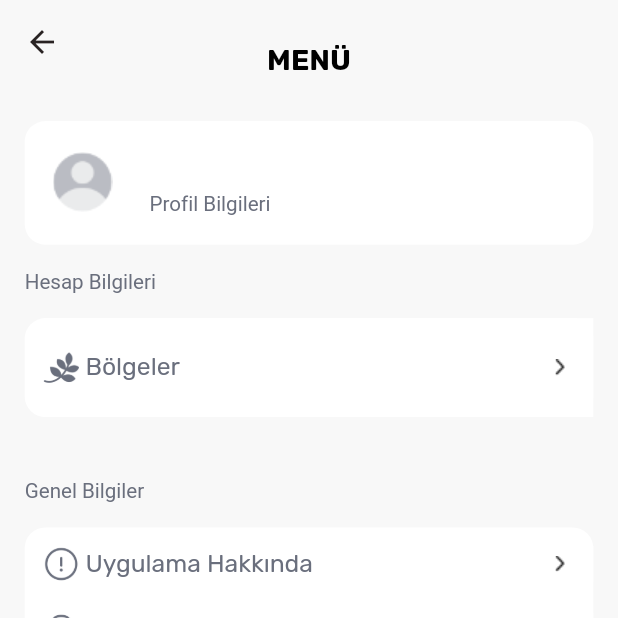
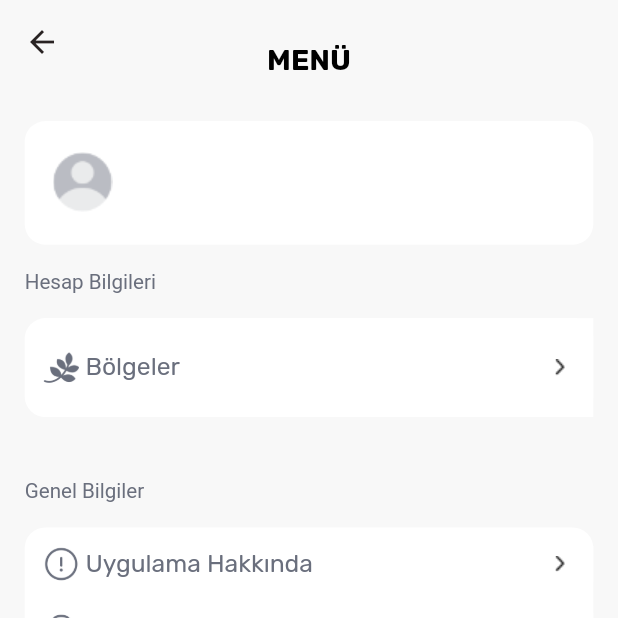
Before and after one commit to Palipa-Software/doxif, a Flutter app: the MenuScreen screen opened by its route, on a phone screen of 412 x 824 dp, the top half of it. Run offline on Flutter 3.47's test engine with Material 2 defaults, Android fonts, the phone set to English and light mode, and no system bars; drawn by our look-alikes of auto_size_text, flutter_bounceable; our stand-ins replace cloud_firestore, firebase_auth, firebase_core, firebase_database, fl_chart, flutter_localization and 6 more; missing offline and left inert: qr_code_scanner, search_page; accounts and stored records are empty.

Commit message:
revizeHomeScreen confirmed

```diff
--- a/lib/modules/homeScreen/home_screen.dart
+++ b/lib/modules/homeScreen/home_screen.dart
@@ -186,7 +186,7 @@ class HomeScreen extends GetView<HomeScreenController> {
                       icoPath: "regionIco.png",
                       textColor: const Color(0xff6A6F7D),
                       onTop: () {
-                        Get.to(AddRegion());
+                        Get.toNamed(Routes.ADDREGION);
                       },
                     ),
                     CustomChoiceContainer(
--- a/lib/modules/menuScreen/menu_screen.dart
+++ b/lib/modules/menuScreen/menu_screen.dart
@@ -72,27 +72,22 @@ class MenuScreen extends GetView<MenuScreenController> {
                                 if (snapshot.hasData) {
                                   Map<String, dynamic> data = snapshot.data!.data() as Map<String, dynamic>;
                                   controller.userName.value = data["name"];
-                                  return Text(
-                                    data["name"],
-                                    style: TextStyle(
-                                      fontSize: 13.5.sp,
-                                      fontFamily: "Rubik Bold",
-                                      fontWeight: FontWeight.w700,
+                                  return Padding(
+                                    padding:  EdgeInsets.only(top: 1.h),
+                                    child: Text(
+                                      data["name"],
+                                      style: TextStyle(
+                                        fontSize: 13.5.sp,
+                                        fontFamily: "Rubik Bold",
+                                        fontWeight: FontWeight.w700,
+                                      ),
                                     ),
                                   );
                                 }
                                 return const SizedBox();
                               }),
                           SizedBox(height: 0.5.h),
-                          Text(
-                            "Profil Bilgileri",
-                            style: TextStyle(
-                              color: const Color(0xff6A6F7D),
-                              fontSize: 10.sp,
-                              fontFamily: "Rubik Regular ",
-                              fontWeight: FontWeight.w400,
-                            ),
-                          ),
+
                         ],
                       ),
                     ),
@@ -120,7 +115,7 @@ class MenuScreen extends GetView<MenuScreenController> {
                 decoration: BoxDecoration(color: AppColors.white, borderRadius: BorderRadius.circular(10.sp)),
                 child: CustomRowMenu2(
                   text: "Bölgeler",
-                  ontop: () {},
+                  ontop: () {Get.toNamed(Routes.HOME);},
                   pathImage: "assets/images/regionIco.png",
                 ),
               ),
--- a/lib/shared/widgets/plant_detail_card.dart
+++ b/lib/shared/widgets/plant_detail_card.dart
@@ -38,7 +38,9 @@ class PlantDetailCard extends StatelessWidget {
             children: [
               Row(
                 children: [
-                  Container(
+                  Padding(
+                    padding: EdgeInsets.symmetric(vertical: 1.5.h),
+                    child: Container(
                       height: 8.h,
                       width: 18.w,
                       decoration: BoxDecoration(
@@ -49,6 +51,7 @@ class PlantDetailCard extends StatelessWidget {
                         AssetImage("assets/images/${icoPath}"),
                         color: icoColor,
                       )),
+                    ),
                   ),
                   SizedBox(
                     width: 4.w,
```
Also changed, not shown: lib/modules/homeDetailScreen/home_detail_controller.dart (+9 -9 lines), lib/modules/homeDetailScreen/home_detail_screen.dart (+28 -27 lines), lib/modules/homeScreen/plant_card.dart (+102 -74 lines). Lines whose indentation alone changed are shown as unchanged.
